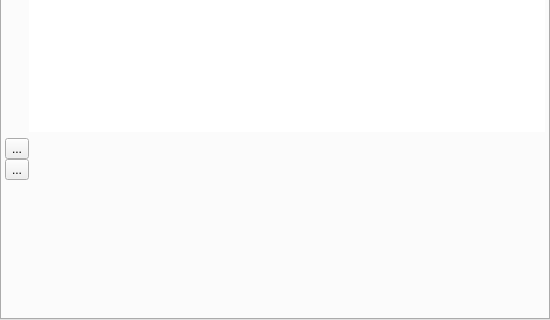
Qt form src/qmapshack/gis/wpt/IDetailsWpt.ui (Maproom/qmapshack) before a commit; both pictures show x 0 to 550 and y 153 to 473 of the 550 by 473 pixel window.
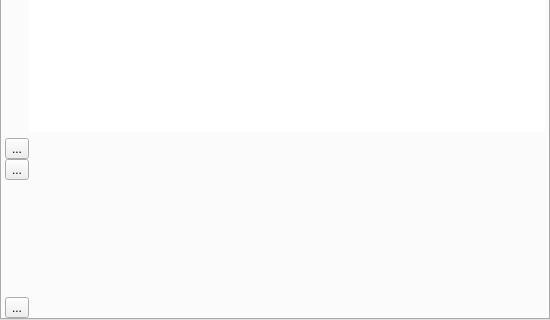
The same form after that commit. Icons and pictures are not drawn. Custom widgets are drawn as their Qt base class.

Commit message:
Added "Ok" button to DetailsWpt dialog
Useful when window decorations are unavailable

The edit to the form file:
```diff
--- a/src/qmapshack/gis/wpt/IDetailsWpt.ui
+++ b/src/qmapshack/gis/wpt/IDetailsWpt.ui
@@ -432,6 +432,26 @@
              </property>
             </spacer>
            </item>
+           <item>
+            <widget class="QToolButton" name="toolOk">
+             <property name="toolTip">
+              <string>Add images.</string>
+             </property>
+             <property name="text">
+              <string>...</string>
+             </property>
+             <property name="icon">
+              <iconset resource="../../resources.qrc">
+               <normaloff>:/icons/32x32/Check.png</normaloff>:/icons/32x32/Check.png</iconset>
+             </property>
+             <property name="iconSize">
+              <size>
+               <width>22</width>
+               <height>22</height>
+              </size>
+             </property>
+            </widget>
+           </item>
           </layout>
          </item>
          <item row="0" column="0">
```
The commit also changes 1 other file.
